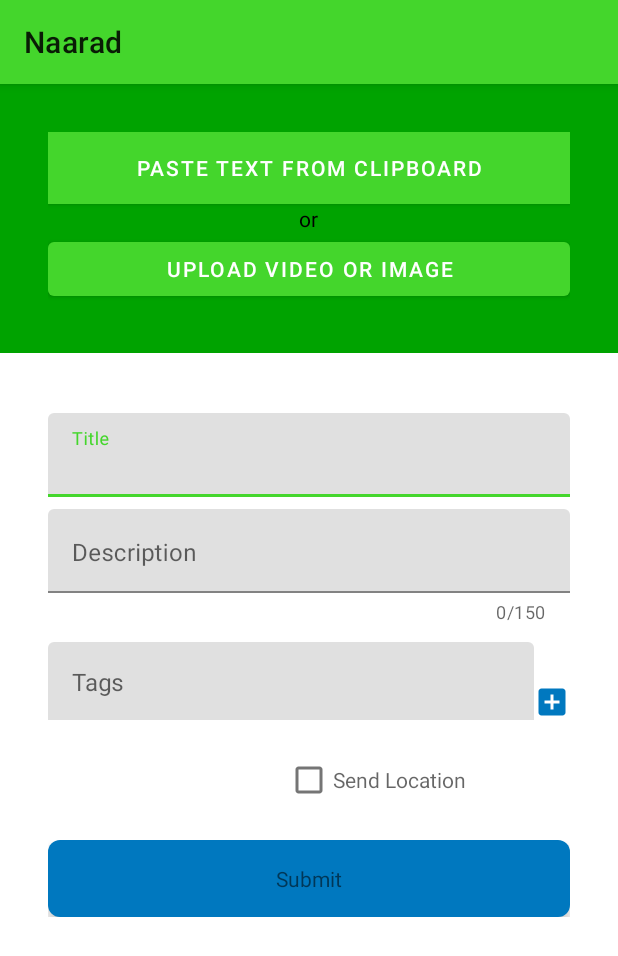
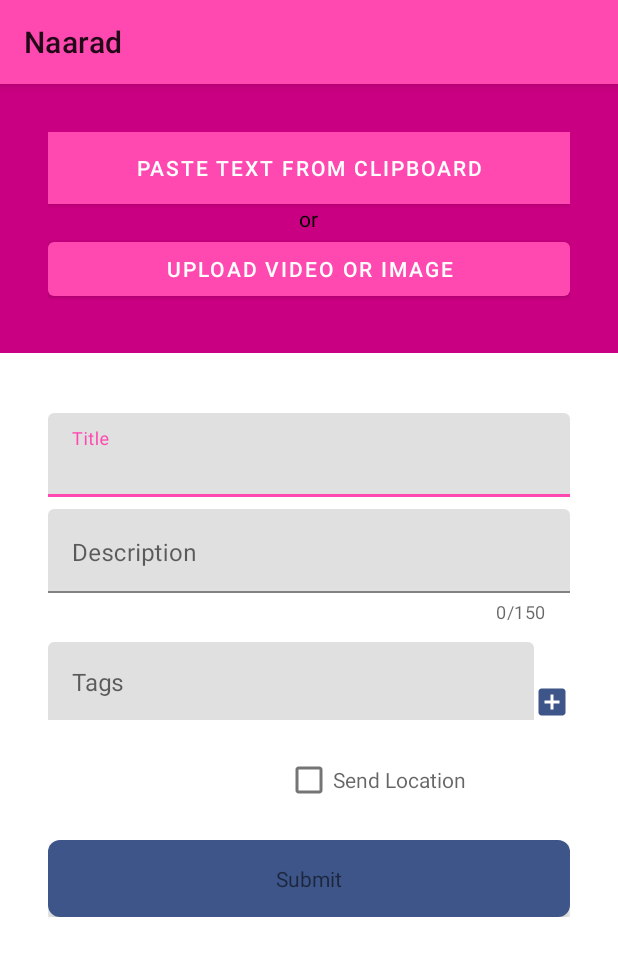
Before and after one commit to tattle-made/tattle-android, an Android app: the LandingActivity screen opened directly, with no data from a screen before it, on a phone screen of 412 x 824 dp. Shown: the top 956 px of the screen. Run offline under Robolectric (Android 15) with nearby library versions, the phone set to English and light mode, and no system bars; our stand-ins replace ButterKnife, Firebase (no records; nobody signed in at launch, a user with empty details on screens opened directly).

Commit message:
added a blue and pink theme

```diff
--- a/app/src/main/res/drawable/rounded_badge.xml
+++ b/app/src/main/res/drawable/rounded_badge.xml
@@ -3,7 +3,7 @@
     <item>
         <shape android:shape="rectangle" >
 
-            <solid android:color="@color/primaryColorA1" />
+            <solid android:color="@color/primaryColor" />
 
             <corners android:bottomRightRadius="30dp"
                 android:bottomLeftRadius="30dp"
--- a/app/src/main/res/layout/activity_landing.xml
+++ b/app/src/main/res/layout/activity_landing.xml
@@ -22,6 +22,7 @@
                 android:id="@+id/clipboard_preview"
                 android:ellipsize="end"
                 android:visibility="gone"
+                android:textColor="@color/secondaryTextColor"
                 android:text="dummy"/>
 
             <ImageView android:layout_height="wrap_content"
--- a/app/src/main/res/values/colors.xml
+++ b/app/src/main/res/values/colors.xml
@@ -1,11 +1,11 @@
 <?xml version="1.0" encoding="utf-8"?>
 <resources>
-    <color name="primaryColor">#44d62c</color>
-    <color name="primaryLightColor">#81ff62</color>
-    <color name="primaryDarkColor">#00a300</color>
-    <color name="secondaryColor">#0078bf</color>
-    <color name="secondaryLightColor">#58a7f2</color>
-    <color name="secondaryDarkColor">#004d8e</color>
+    <color name="primaryColor">#ff48b0</color>
+    <color name="primaryLightColor">#ff80e2</color>
+    <color name="primaryDarkColor">#c80081</color>
+    <color name="secondaryColor">#3d5588</color>
+    <color name="secondaryLightColor">#6c81b8</color>
+    <color name="secondaryDarkColor">#052d5b</color>
     <color name="primaryTextColor">#000000</color>
     <color name="secondaryTextColor">#ffffff</color>
 
```
